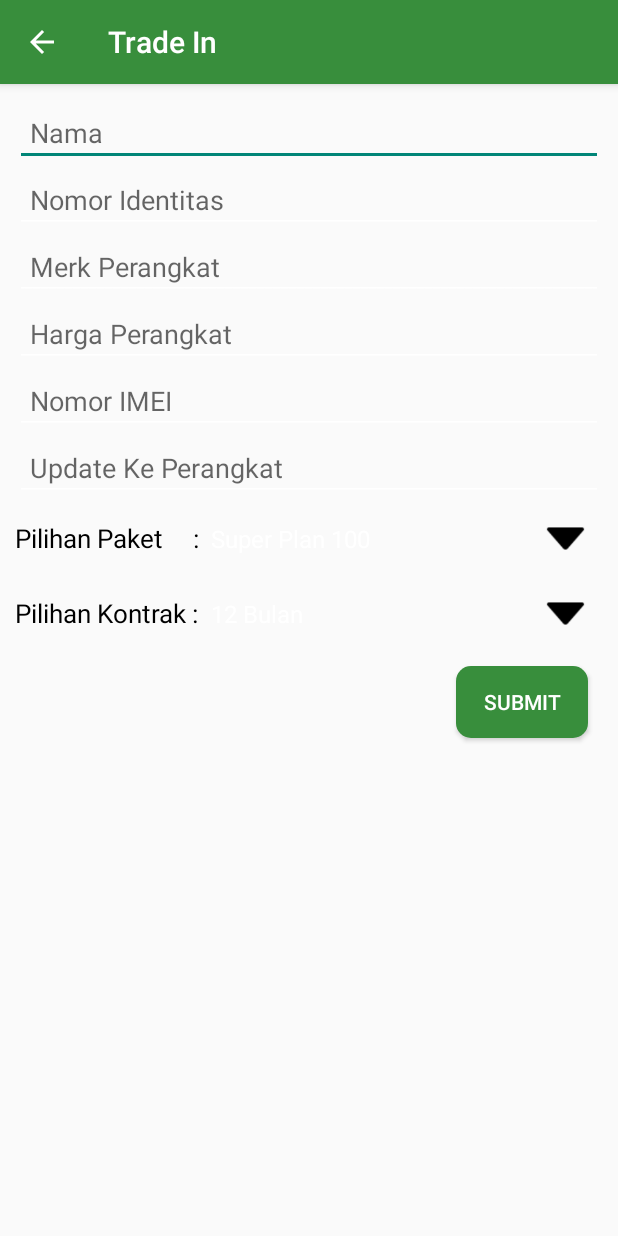
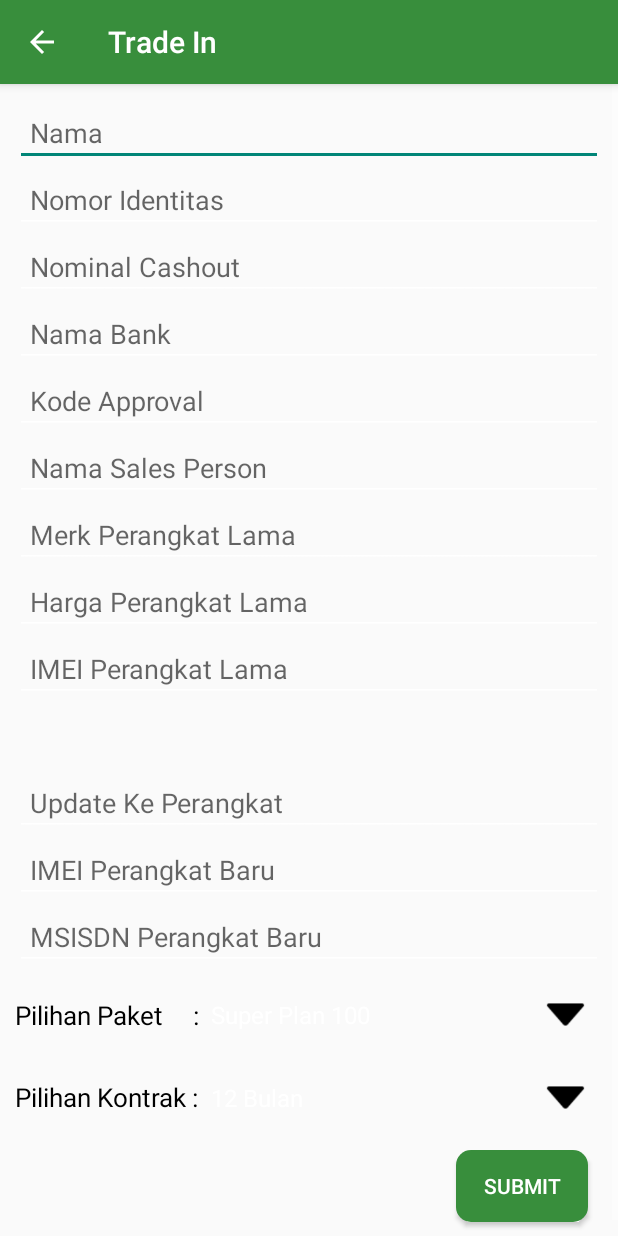
Before and after one commit to blastering66/RCS-V-I, an Android app: the INDOSAT_InputTradeIn screen opened directly, with no data from a screen before it, on a phone screen of 412 x 824 dp. Run offline under Robolectric (Android 15) with nearby library versions, the phone set to English and light mode, and no system bars.

Commit message:
nambah field tradein

```diff
--- a/app/src/main/java/id/tech/astrid/INDOSAT_InputTradeIn.java
+++ b/app/src/main/java/id/tech/astrid/INDOSAT_InputTradeIn.java
@@ -36,6 +36,8 @@ import id.tech.util.ServiceHandlerJSON;
 public class INDOSAT_InputTradeIn extends ActionBarActivity {
     private EditText ed_Nama, ed_Nomor_Iden, ed_Perangkat_Merk, ed_Perangkat_IMEI, ed_Perangkat_Harga,
             ed_Perangkat_Update, ed_Plan;
+    //revisi
+    private EditText ed_Totalcashout, ed_Bank, ed_Approvalcode,ed_Salesperson,ed_Newimei, ed_Newmsisdn;
     private Spinner spinner_Plan, spinner_Kontrak;
     private Button btn;
     private HashMap<String, String> data_plan;
@@ -172,6 +174,7 @@ public class INDOSAT_InputTradeIn extends ActionBarActivity {
         private String cNama, cIdentitas, cOldBrand, cHarga, cImei, cNewBrand, cId_Pegawai,
                 cLati, cLongi, cId_Toko;
         private String latitude,longitude, cCode;
+        private String cTotalcashout, cBank, cApprovalcode,cSalesperson,cNewimei, cNewmsisdn;
         DialogFragmentProgress dialogProgress;
 
         @Override
@@ -188,6 +191,12 @@ public class INDOSAT_InputTradeIn extends ActionBarActivity {
             cImei = ed_Perangkat_IMEI.getText().toString();
             cNewBrand = ed_Perangkat_Update.getText().toString();
 
+            cTotalcashout= ed_Totalcashout.getText().toString();
+            cBank= ed_Bank.getText().toString();
+            cApprovalcode= ed_Approvalcode.getText().toString();
+            cSalesperson= ed_Salesperson.getText().toString();
+            cNewimei= ed_Newimei.getText().toString();
+            cNewmsisdn= ed_Newmsisdn.getText().toString();
 
             cLati = spf.getString(Parameter_Collections.TAG_LATITUDE_NOW, "0.0");
             cLongi = spf.getString(Parameter_Collections.TAG_LONGITUDE_NOW, "0.0");
@@ -199,7 +208,8 @@ public class INDOSAT_InputTradeIn extends ActionBarActivity {
         protected Void doInBackground(Void... params) {
             ServiceHandlerJSON sh = new ServiceHandlerJSON();
 
-            JSONObject jObj = sh.trade_in(cPlan,cId_Toko, cKontrak,id_pegawai,cNama,cOldBrand,cNewBrand,cImei,cIdentitas,cHarga,cLati,cLongi);
+            JSONObject jObj = sh.trade_in(cPlan,cId_Toko, cKontrak,id_pegawai,cNama,cOldBrand,cNewBrand,cImei,cIdentitas,cHarga,cLati,cLongi,
+                    cTotalcashout, cBank, cApprovalcode,cSalesperson,cNewimei, cNewmsisdn);
             try {
                 cCode = jObj.getString(Parameter_Collections.TAG_JSON_CODE);
             }catch (JSONException e){
@@ -233,6 +243,13 @@ public class INDOSAT_InputTradeIn extends ActionBarActivity {
         ed_Perangkat_Harga = (EditText) findViewById(R.id.ed_perangkat_harga);
         ed_Perangkat_Update = (EditText) findViewById(R.id.ed_perangkat_baru);
 //        ed_Plan = (EditText) findViewById(R.id.ed_nama);
+        ed_Totalcashout = (EditText) findViewById(R.id.ed_totalcashout);
+        ed_Bank = (EditText) findViewById(R.id.ed_bank);
+        ed_Approvalcode = (EditText) findViewById(R.id.ed_approvalcode);
+        ed_Salesperson = (EditText) findViewById(R.id.ed_salesperson);
+        ed_Newimei = (EditText) findViewById(R.id.ed_newimei);
+        ed_Newmsisdn = (EditText) findViewById(R.id.ed_newmsisdn);
+
         spinner_Plan = (Spinner) findViewById(R.id.spinner_plan);
         spinner_Kontrak = (Spinner) findViewById(R.id.spinner_kontrak);
 
--- a/app/src/main/java/id/tech/util/ServiceHandlerJSON.java
+++ b/app/src/main/java/id/tech/util/ServiceHandlerJSON.java
@@ -419,7 +419,10 @@ public class ServiceHandlerJSON {
 	public JSONObject trade_in(String id_plan , String id_toko , String tradein_period, String id_pegawai ,
 										String tradein_customername , String tradein_oldbrandname , String tradein_newbrandname ,
 										String tradein_oldimei , String tradein_noidentitas, String tradein_harga ,
-										String latitude_tradein , String longitude_tradein){
+										String latitude_tradein , String longitude_tradein,
+							   String cTotalcashout , String cBank,
+							   String cApprovalcode , String cSalesperson,
+							   String cNewimei , String cNewmsisdn){
 		try{
 			params = new ArrayList<NameValuePair>();
 			params.add(new BasicNameValuePair(Parameter_Collections.KIND, Parameter_Collections.KIND_TRADEIN));
@@ -435,6 +438,13 @@ public class ServiceHandlerJSON {
 			params.add(new BasicNameValuePair(Parameter_Collections.TAG_TRADE_HARGA, tradein_harga));
 			params.add(new BasicNameValuePair(Parameter_Collections.TAG_TRADE_LATI, latitude_tradein));
 			params.add(new BasicNameValuePair(Parameter_Collections.TAG_TRADE_LONGI, longitude_tradein));
+
+			params.add(new BasicNameValuePair("tradein_totalcashout", cTotalcashout));
+			params.add(new BasicNameValuePair("tradein_bank", cBank));
+			params.add(new BasicNameValuePair("tradein_approvalcode", cApprovalcode));
+			params.add(new BasicNameValuePair("tradein_salesperson", cSalesperson));
+			params.add(new BasicNameValuePair("tradein_newimei", cNewimei));
+			params.add(new BasicNameValuePair("tradein_newmsisdn", cNewmsisdn));
 
 			url = Parameter_Collections.URL_INSERT+ URLEncodedUtils.format(params, Parameter_Collections.UTF);
 
--- a/app/src/main/res/layout/activity_indosat_input_tradein.xml
+++ b/app/src/main/res/layout/activity_indosat_input_tradein.xml
@@ -3,6 +3,9 @@
     android:layout_width="match_parent"
     android:layout_height="match_parent" >
 
+    <ScrollView
+        android:layout_width="match_parent"
+        android:layout_height="match_parent">
     <LinearLayout
         android:id="@+id/wrapper"
         android:layout_width="match_parent"
@@ -33,10 +36,54 @@
             android:textColor="@color/bg_black" />
 
         <EditText
+            android:id="@+id/ed_totalcashout"
+            android:layout_width="match_parent"
+            android:layout_height="wrap_content"
+            android:hint="Nominal Cashout"
+            android:padding="10dp"
+            android:inputType="number"
+            android:singleLine="true"
+            android:imeOptions="actionNext"
+            android:textColor="@color/bg_black" />
+
+        <EditText
+            android:id="@+id/ed_bank"
+            android:layout_width="match_parent"
+            android:layout_height="wrap_content"
+            android:hint="Nama Bank"
+            android:padding="10dp"
+            android:inputType="text"
+            android:singleLine="true"
+            android:imeOptions="actionNext"
+            android:textColor="@color/bg_black" />
+
+        <EditText
+            android:id="@+id/ed_approvalcode"
+            android:layout_width="match_parent"
+            android:layout_height="wrap_content"
+            android:hint="Kode Approval"
+            android:padding="10dp"
+            android:inputType="text"
+            android:singleLine="true"
+            android:imeOptions="actionNext"
+            android:textColor="@color/bg_black" />
+
+        <EditText
+            android:id="@+id/ed_salesperson"
+            android:layout_width="match_parent"
+            android:layout_height="wrap_content"
+            android:hint="Nama Sales Person"
+            android:padding="10dp"
+            android:inputType="text"
+            android:singleLine="true"
+            android:imeOptions="actionNext"
+            android:textColor="@color/bg_black" />
+
+        <EditText
             android:id="@+id/ed_perangkat_merk"
             android:layout_width="match_parent"
             android:layout_height="wrap_content"
-            android:hint="Merk Perangkat"
+            android:hint="Merk Perangkat Lama"
             android:padding="10dp"
             android:inputType="text"
             android:singleLine="true"
@@ -47,7 +94,7 @@
             android:id="@+id/ed_perangkat_harga"
             android:layout_width="match_parent"
             android:layout_height="wrap_content"
-            android:hint="Harga Perangkat"
+            android:hint="Harga Perangkat Lama"
             android:padding="10dp"
             android:inputType="number"
             android:singleLine="true"
@@ -58,9 +105,19 @@
             android:id="@+id/ed_perangkat_imei"
             android:layout_width="match_parent"
             android:layout_height="wrap_content"
-            android:hint="Nomor IMEI"
+            android:hint="IMEI Perangkat Lama"
             android:padding="10dp"
             android:inputType="number"
+            android:singleLine="true"
+            android:imeOptions="actionNext"
+            android:textColor="@color/bg_black" />
+
+        <EditText
+            android:visibility="invisible"
+            android:layout_width="match_parent"
+            android:layout_height="wrap_content"
+            android:padding="10dp"
+            android:inputType="text"
             android:singleLine="true"
             android:imeOptions="actionNext"
             android:textColor="@color/bg_black" />
@@ -76,6 +133,28 @@
             android:imeOptions="actionNext"
             android:textColor="@color/bg_black" />
 
+        <EditText
+            android:id="@+id/ed_newimei"
+            android:layout_width="match_parent"
+            android:layout_height="wrap_content"
+            android:hint="IMEI Perangkat Baru"
+            android:padding="10dp"
+            android:inputType="text"
+            android:singleLine="true"
+            android:imeOptions="actionNext"
+            android:textColor="@color/bg_black" />
+
+        <EditText
+            android:id="@+id/ed_newmsisdn"
+            android:layout_width="match_parent"
+            android:layout_height="wrap_content"
+            android:hint="MSISDN Perangkat Baru"
+            android:padding="10dp"
+            android:inputType="text"
+            android:singleLine="true"
+            android:imeOptions="actionDone"
+            android:textColor="@color/bg_black" />
+
          <EditText
              android:visibility="gone"
             android:id="@+id/ed_plan"
@@ -89,6 +168,7 @@
             android:textColor="@color/bg_black" />
 
         <RelativeLayout
+            android:paddingTop="10dp"
             android:orientation="horizontal"
             android:layout_width="match_parent"
             android:layout_height="wrap_content">
@@ -173,5 +253,5 @@
             android:text="Submit"
             android:textColor="@color/bg_white" />
     </LinearLayout>
-
+    </ScrollView>
 </RelativeLayout>
```
